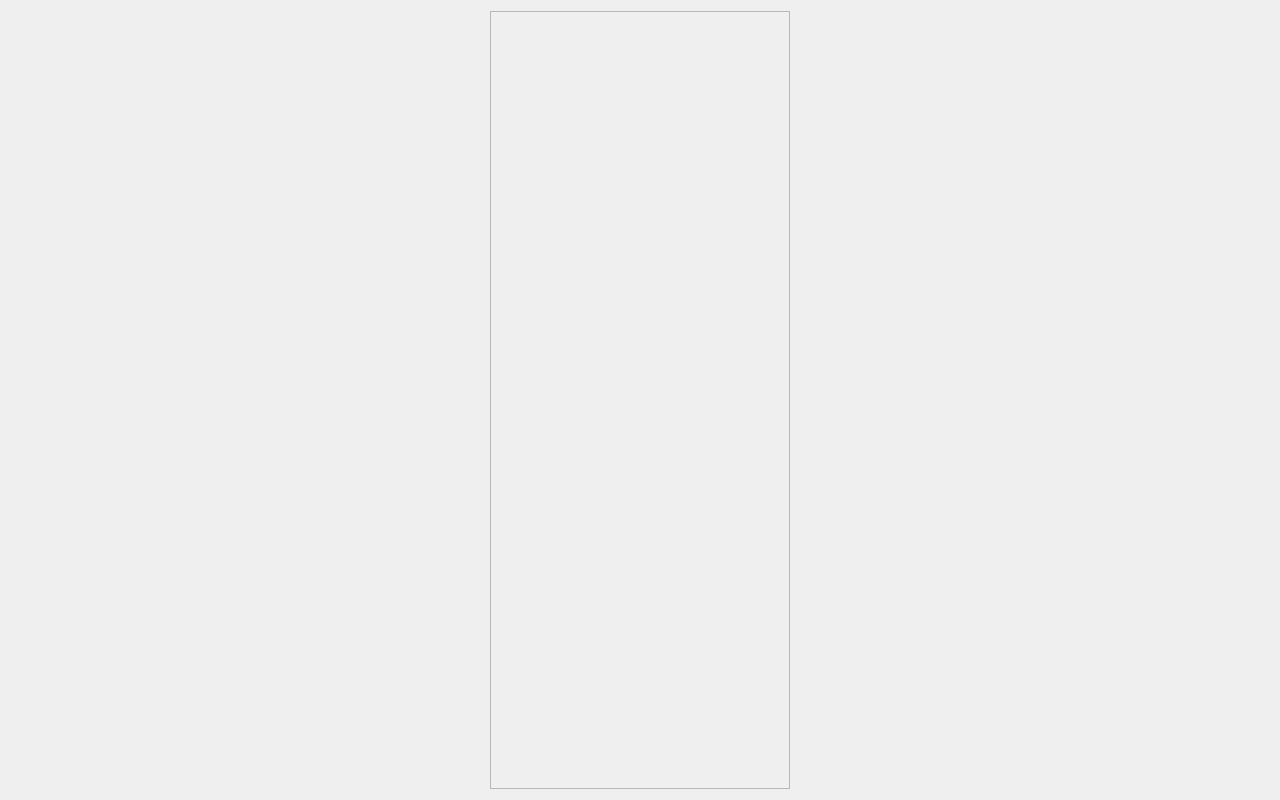
This is CourseWork/courseWorkCode/CourseWork/mainwindow.ui in UselessSaint/meme-course as Qt 5 draws it before an edit. The edited form follows.
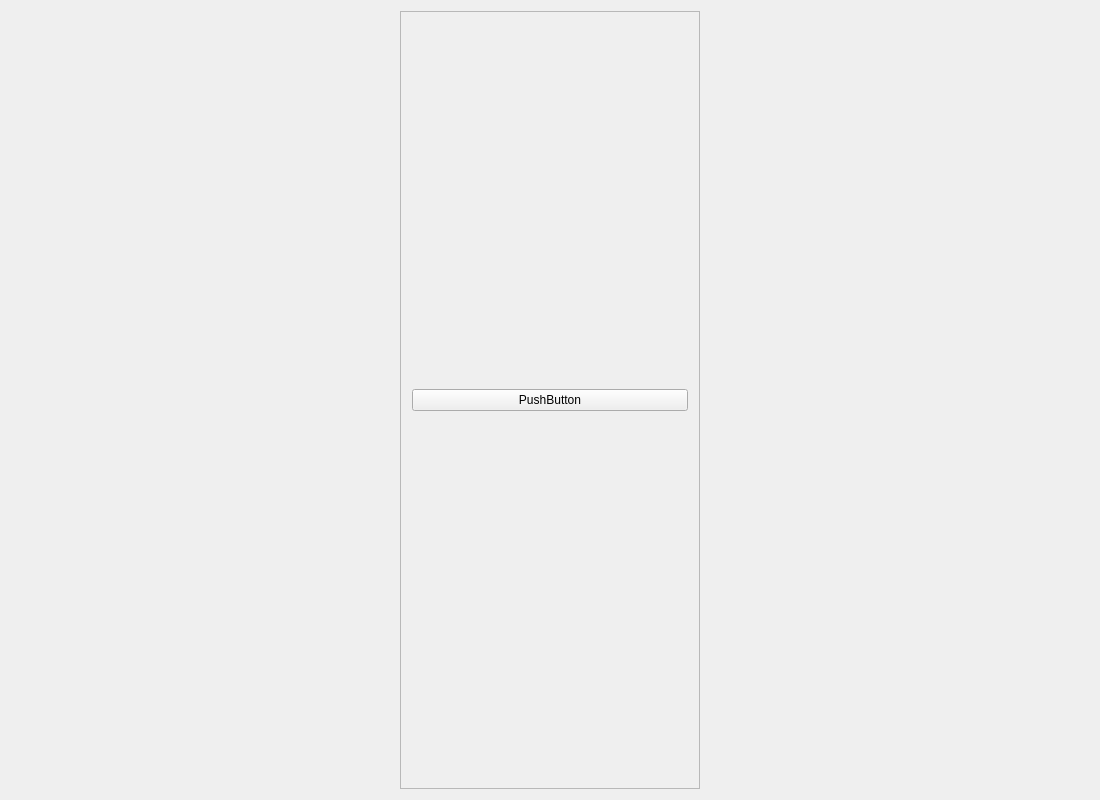
This is the edited form.

Patch:
```diff
--- a/CourseWork/courseWorkCode/CourseWork/mainwindow.ui
+++ b/CourseWork/courseWorkCode/CourseWork/mainwindow.ui
@@ -6,19 +6,19 @@
    <rect>
     <x>0</x>
     <y>0</y>
-    <width>1280</width>
+    <width>1100</width>
     <height>800</height>
    </rect>
   </property>
   <property name="minimumSize">
    <size>
-    <width>1280</width>
+    <width>1100</width>
     <height>800</height>
    </size>
   </property>
   <property name="maximumSize">
    <size>
-    <width>1280</width>
+    <width>1100</width>
     <height>800</height>
    </size>
   </property>
@@ -47,7 +47,15 @@
       <property name="frameShadow">
        <enum>QFrame::Raised</enum>
       </property>
-      <layout class="QVBoxLayout" name="verticalLayout"/>
+      <layout class="QVBoxLayout" name="verticalLayout">
+       <item>
+        <widget class="QPushButton" name="pushButton">
+         <property name="text">
+          <string>PushButton</string>
+         </property>
+        </widget>
+       </item>
+      </layout>
      </widget>
     </item>
    </layout>
```
